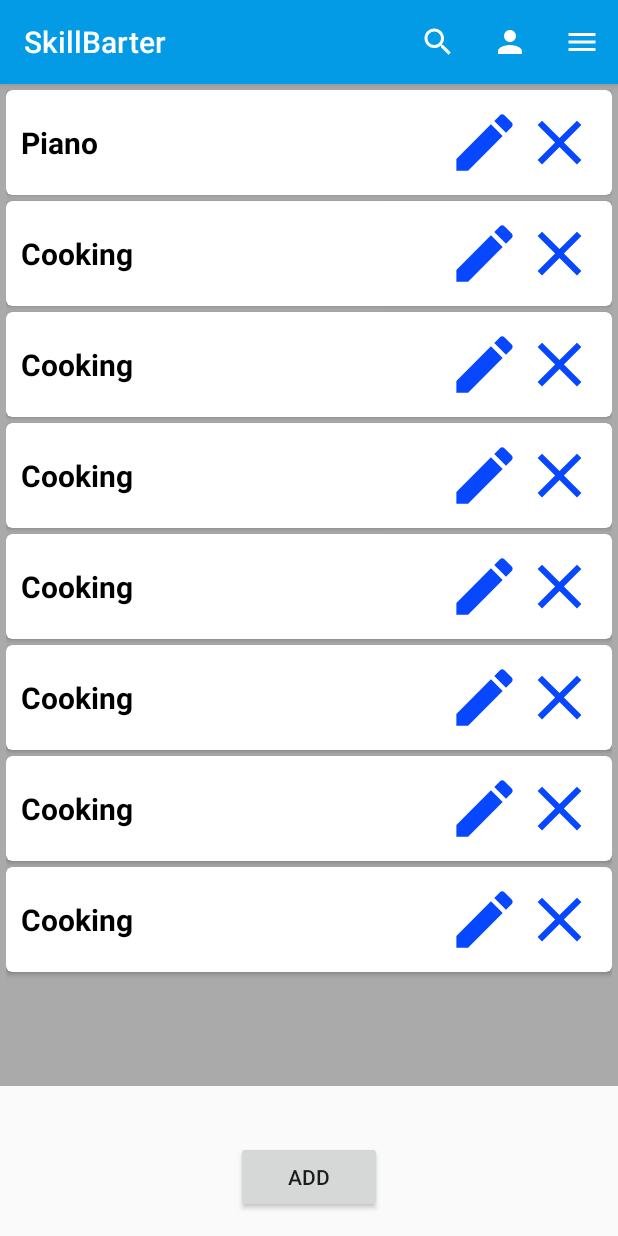
After one commit to JenyaKapul/SkillBarter, an Android app: the DisplaySkillsActivity screen opened directly, with no data from a screen before it, on a phone screen of 412 x 824 dp. The commit adds this screen. Run offline under Robolectric (Android 15) with nearby library versions, the phone set to English and light mode, and no system bars; our stand-ins replace Firebase (no records; nobody signed in at launch, a user with empty details on screens opened directly).

Commit message:
created recycler for skill manager layout

```diff
--- a/CODE/app/src/main/AndroidManifest.xml
+++ b/CODE/app/src/main/AndroidManifest.xml
@@ -12,7 +12,9 @@
         android:roundIcon="@mipmap/ic_launcher_round"
         android:supportsRtl="true"
         android:theme="@style/AppTheme">
-        <activity android:name=".SkillsManager"></activity>
+        <activity android:name=".DisplaySkillsActivity"></activity>
+        <activity android:name=".SkillItem" />
+        <activity android:name=".SkillsManager" />
         <activity android:name=".History" />
         <activity android:name=".SearchEngine" />
         <activity android:name=".UserHomeProfile" />
--- a/CODE/app/src/main/java/com/example/user/skillbarter/ActionBarMenuActivity.java
+++ b/CODE/app/src/main/java/com/example/user/skillbarter/ActionBarMenuActivity.java
@@ -59,7 +59,7 @@ public class ActionBarMenuActivity extends BaseActivity {
                 intent = new Intent(this, History.class);
                 break;
             case R.id.menu_manage_skills:
-                intent = new Intent(this, SkillsManager.class);
+                intent = new Intent(this, DisplaySkillsActivity.class);
                 break;
             case R.id.menu_sign_out:
                 FirebaseAuth.getInstance().signOut();
--- /dev/null
+++ b/CODE/app/src/main/java/com/example/user/skillbarter/DisplaySkillsActivity.java
@@ -0,0 +1,90 @@
+package com.example.user.skillbarter;
+
+import android.content.Intent;
+import android.os.Bundle;
+import android.support.v7.widget.LinearLayoutManager;
+import android.support.v7.widget.RecyclerView;
+import android.view.View;
+import android.widget.Button;
+
+import java.util.ArrayList;
+
+
+public class DisplaySkillsActivity extends ActionBarMenuActivity {
+    private ArrayList<SkillItem> mSkillList;
+
+    private RecyclerView mRecyclerView;
+    private RecyclerView.Adapter mAdapter;
+    private RecyclerView.LayoutManager mLayoutManager;
+
+    private Button buttonAdd;
+//    private Button buttonRemove;
+//    private EditText editTextInsert;
+//    private EditText editTextRemove;
+
+    @Override
+    protected void onCreate(Bundle savedInstanceState) {
+        super.onCreate(savedInstanceState);
+        setContentView(R.layout.activity_display_skills);
+
+        createSkillList();
+        buildRecyclerView();
+
+        buttonAdd = findViewById(R.id.button_add);
+//        buttonInsert = findViewById(R.id.button_insert);
+//        buttonRemove = findViewById(R.id.button_remove);
+//        editTextInsert = findViewById(R.id.edittext_insert);
+//        editTextRemove = findViewById(R.id.edittext_remove);
+
+//        buttonAdd.setnocli
+        buttonAdd.setOnClickListener(new View.OnClickListener() {
+            @Override
+            public void onClick(View v) {
+//                int position = Integer.parseInt(editTextInsert.getText().toString());
+//                insertItem(position);
+                Intent intent = new Intent(DisplaySkillsActivity.this, SkillsManager.class);
+                startActivity(intent);
+            }
+        });
+
+//        buttonRemove.setOnClickListener(new View.OnClickListener() {
+//            @Override
+//            public void onClick(View v) {
+//                int position = Integer.parseInt(editTextRemove.getText().toString());
+//                removeItem(position);
+//            }
+//        });
+    }
+
+//    public void insertItem(int position) {
+//        mSkillList.add(position, new ExampleItem(R.drawable.ic_android, "New Item At Position" + position, "This is Line 2"));
+//        mAdapter.notifyItemInserted(position);
+//    }
+
+    public void removeItem(int position) {
+        mSkillList.remove(position);
+        mAdapter.notifyItemRemoved(position);
+    }
+
+    public void createSkillList() {
+        mSkillList = new ArrayList<>();
+        mSkillList.add(new SkillItem("Piano"));
+        mSkillList.add(new SkillItem("Cooking"));
+        mSkillList.add(new SkillItem("Cooking"));
+        mSkillList.add(new SkillItem("Cooking"));
+        mSkillList.add(new SkillItem("Cooking"));
+        mSkillList.add(new SkillItem("Cooking"));
+        mSkillList.add(new SkillItem("Cooking"));
+        mSkillList.add(new SkillItem("Cooking"));
+    }
+
+    public void buildRecyclerView() {
+        mRecyclerView = findViewById(R.id.recyclerView);
+        mRecyclerView.setHasFixedSize(true);
+        mLayoutManager = new LinearLayoutManager(this);
+        mAdapter = new SkillAdapter(mSkillList);
+
+        mRecyclerView.setLayoutManager(mLayoutManager);
+        mRecyclerView.setAdapter(mAdapter);
+    }
+}
--- /dev/null
+++ b/CODE/app/src/main/java/com/example/user/skillbarter/SkillAdapter.java
@@ -0,0 +1,47 @@
+package com.example.user.skillbarter;
+
+import android.support.v7.widget.RecyclerView;
+import android.view.LayoutInflater;
+import android.view.View;
+import android.view.ViewGroup;
+import android.widget.TextView;
+
+import java.util.ArrayList;
+
+public class SkillAdapter extends RecyclerView.Adapter<SkillAdapter.SkillViewHolder> {
+    private ArrayList<SkillItem> mSkillList;
+
+    public static class SkillViewHolder extends RecyclerView.ViewHolder {
+        public TextView mSkillView;
+
+        public SkillViewHolder(View itemView) {
+            super(itemView);
+            mSkillView = itemView.findViewById(R.id.textView);
+        }
+    }
+
+    public SkillAdapter(ArrayList<SkillItem> skillList) {
+        mSkillList = skillList;
+    }
+
+    @Override
+    public SkillViewHolder onCreateViewHolder(ViewGroup parent, int viewType) {
+        View v = LayoutInflater.from(parent.getContext()).inflate(R.layout.skill_item, parent, false);
+        SkillViewHolder evh = new SkillViewHolder(v);
+        return evh;
+    }
+
+    @Override
+    public void onBindViewHolder(SkillViewHolder holder, int position) {
+        SkillItem currentItem = mSkillList.get(position);
+
+//        holder.mImageView.setImageResource(currentItem.getImageResource());
+        holder.mSkillView.setText(currentItem.getSkill());
+//        holder.mTextView2.setText(currentItem.getText2());
+    }
+
+    @Override
+    public int getItemCount() {
+        return mSkillList.size();
+    }
+}
--- /dev/null
+++ b/CODE/app/src/main/java/com/example/user/skillbarter/SkillItem.java
@@ -0,0 +1,15 @@
+package com.example.user.skillbarter;
+
+
+public class SkillItem {
+
+    private String mSkill;
+
+    public SkillItem(String skill) {
+        mSkill = skill;
+    }
+
+    public String getSkill() {
+        return mSkill;
+    }
+}
--- a/CODE/app/src/main/java/com/example/user/skillbarter/UserSkills.java
+++ b/CODE/app/src/main/java/com/example/user/skillbarter/UserSkills.java
@@ -1,6 +1,5 @@
 package com.example.user.skillbarter;
 
-import com.google.common.primitives.UnsignedInteger;
 
 public class UserSkills {
 
--- /dev/null
+++ b/CODE/app/src/main/res/drawable/ic_clear.xml
@@ -0,0 +1,5 @@
+<vector android:height="24dp" android:tint="#0647FF"
+    android:viewportHeight="24.0" android:viewportWidth="24.0"
+    android:width="24dp" xmlns:android="http://schemas.android.com/apk/res/android">
+    <path android:fillColor="#FF000000" android:pathData="M19,6.41L17.59,5 12,10.59 6.41,5 5,6.41 10.59,12 5,17.59 6.41,19 12,13.41 17.59,19 19,17.59 13.41,12z"/>
+</vector>
--- /dev/null
+++ b/CODE/app/src/main/res/drawable/ic_edit.xml
@@ -0,0 +1,5 @@
+<vector android:height="24dp" android:tint="#0647FF"
+    android:viewportHeight="24.0" android:viewportWidth="24.0"
+    android:width="24dp" xmlns:android="http://schemas.android.com/apk/res/android">
+    <path android:fillColor="#FF000000" android:pathData="M3,17.25V21h3.75L17.81,9.94l-3.75,-3.75L3,17.25zM20.71,7.04c0.39,-0.39 0.39,-1.02 0,-1.41l-2.34,-2.34c-0.39,-0.39 -1.02,-0.39 -1.41,0l-1.83,1.83 3.75,3.75 1.83,-1.83z"/>
+</vector>
--- /dev/null
+++ b/CODE/app/src/main/res/layout/activity_display_skills.xml
@@ -0,0 +1,29 @@
+<?xml version="1.0" encoding="utf-8"?>
+<RelativeLayout xmlns:android="http://schemas.android.com/apk/res/android"
+xmlns:app="http://schemas.android.com/apk/res-auto"
+xmlns:tools="http://schemas.android.com/tools"
+android:layout_width="match_parent"
+    android:id="@+id/main_layout"
+android:layout_height="match_parent"
+tools:context=".DisplaySkillsActivity">
+
+<android.support.v7.widget.RecyclerView
+    android:id="@+id/recyclerView"
+    android:layout_width="match_parent"
+    android:layout_height="match_parent"
+    android:layout_marginBottom="100dp"
+    android:background="@android:color/darker_gray"
+    android:padding="4dp"
+    android:scrollbars="vertical" />
+
+    <Button
+        android:id="@+id/button_add"
+        android:layout_width="97dp"
+        android:layout_height="wrap_content"
+        android:text="@string/add_button"
+        android:layout_centerHorizontal="true"
+        android:layout_alignParentBottom="true"
+        android:layout_marginBottom="15dp"/>
+
+
+</RelativeLayout>
--- a/CODE/app/src/main/res/layout/activity_skills_manager.xml
+++ b/CODE/app/src/main/res/layout/activity_skills_manager.xml
@@ -5,7 +5,7 @@
     android:id="@+id/main_layout"
     android:layout_width="match_parent"
     android:layout_height="match_parent"
-    tools:context=".SearchEngine">
+    tools:context=".SkillsManager">
 
     <Spinner
         android:id="@+id/category_spinner"
--- /dev/null
+++ b/CODE/app/src/main/res/layout/skill_item.xml
@@ -0,0 +1,48 @@
+<?xml version="1.0" encoding="utf-8"?>
+<android.support.v7.widget.CardView xmlns:android="http://schemas.android.com/apk/res/android"
+    xmlns:app="http://schemas.android.com/apk/res-auto"
+    android:layout_width="match_parent"
+    android:layout_height="wrap_content"
+    android:layout_marginBottom="4dp"
+    android:id="@+id/main_layout"
+    app:cardCornerRadius="4dp">
+
+    <RelativeLayout
+        android:layout_width="match_parent"
+        android:layout_height="match_parent"
+        android:layout_margin="10dp">
+
+
+        <TextView
+            android:id="@+id/textView"
+            android:layout_width="wrap_content"
+            android:layout_height="wrap_content"
+            android:text="Line 1"
+            android:layout_centerVertical="true"
+            android:textColor="@android:color/black"
+            android:textSize="20sp"
+            android:textStyle="bold" />
+
+
+        <ImageView
+            android:id="@+id/editView"
+            android:layout_width="50dp"
+            android:layout_height="50dp"
+            android:background="@drawable/ic_edit"
+            android:layout_toLeftOf="@+id/clearView"
+            android:clickable="true"
+            android:padding="2dp" />
+
+        <ImageView
+            android:id="@+id/clearView"
+            android:layout_width="50dp"
+            android:layout_height="50dp"
+            android:background="@drawable/ic_clear"
+            android:layout_alignParentRight="true"
+            android:clickable="true"
+            android:padding="2dp" />
+
+
+    </RelativeLayout>
+
+</android.support.v7.widget.CardView>
```
Also changed, not shown: CODE/app/src/main/java/com/example/user/skillbarter/SkillsManager.java (line endings or trailing spaces), CODE/app/src/main/res/values/strings.xml (line endings or trailing spaces), 2 other files.
